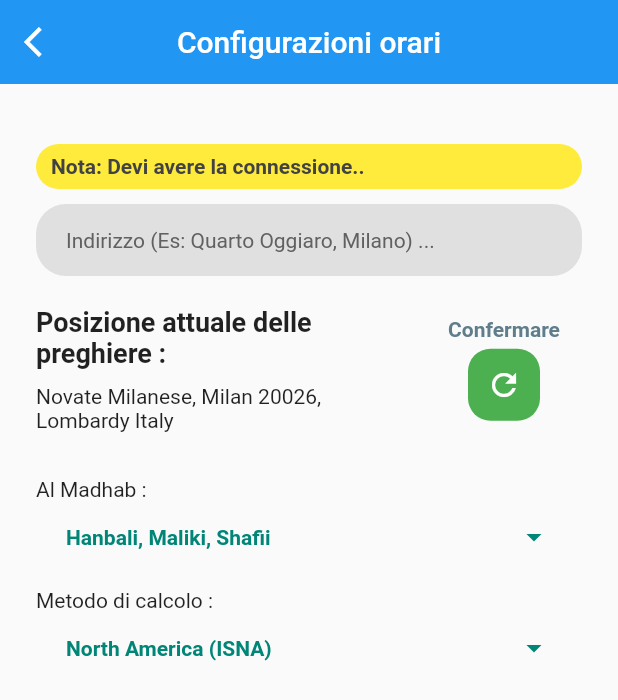
After one commit to Hazem-Mathbout/solidarieta-for-hazem, a Flutter app: the PrayerTimings screen opened directly, after a tap on the "edit" icon, on a phone screen of 412 x 824 dp. The commit adds this screen. Shown: the top 700 px of the screen. Run offline on Flutter 3.47's test engine with Material 2 defaults, Android fonts, the phone set to English and light mode, and no system bars; our stand-ins replace adhan, bottom_navy_bar, flutter_svg, flutter_switch, fluttericon, geocoding and 12 more; missing offline and left inert: arabic_numbers, flutter_polyline_points, flutter_qiblah, google_fonts_arabic, quran; accounts and stored records are empty.

Commit message:
last edites before adding notifications

```diff
--- a/lib/main.dart
+++ b/lib/main.dart
@@ -9,6 +9,7 @@ import 'package:solidarieta/src/core/providers/bottom_navbar_index.dart';
 import 'package:solidarieta/src/core/providers/mapProvider.dart';
 import 'package:solidarieta/src/core/providers/notificationsProvider.dart';
 import 'package:solidarieta/src/core/providers/times_provider.dart';
+import 'package:solidarieta/src/core/providers/prayers_configuration_provider.dart.dart';
 import 'package:solidarieta/src/core/screens/fixed_screens/splash_screen.dart';
 
 void main() async {
@@ -19,6 +20,7 @@ void main() async {
   await Hive.initFlutter(appDocPath);
   await Hive.openBox('onboarding');
   await Hive.openBox('notifications');
+  await Hive.openBox('prayers');
   // -------------- Hive -------------------
   runApp(
     MultiProvider(providers: [
@@ -26,6 +28,7 @@ void main() async {
       ChangeNotifierProvider(create: (context) => Times()),
       ChangeNotifierProvider(create: (context) => NotificationsProvider()),
       ChangeNotifierProvider(create: (context) => MapProvider()),
+      ChangeNotifierProvider(create: (context) => PrayerSettingsProvider()),
     ], child: MyApp()),
   );
 }
--- a/lib/src/core/components/widgets/end_drawer.dart
+++ b/lib/src/core/components/widgets/end_drawer.dart
@@ -1,7 +1,6 @@
 import 'package:flutter/cupertino.dart';
 import 'package:flutter/material.dart';
 import 'package:line_awesome_flutter/line_awesome_flutter.dart';
-import 'package:solidarieta/home.dart';
 import 'package:solidarieta/src/core/components/widgets/feature_indrawer.dart';
 
 class DrawerMenu extends StatefulWidget {
--- a/lib/src/core/components/widgets/home_prayers_table.dart
+++ b/lib/src/core/components/widgets/home_prayers_table.dart
@@ -4,10 +4,12 @@ import 'package:fluttericon/meteocons_icons.dart';
 import 'package:intl/intl.dart';
 import 'package:provider/provider.dart';
 import 'package:solidarieta/src/core/providers/times_provider.dart';
+import 'package:solidarieta/src/core/providers/prayers_configuration_provider.dart.dart';
 
 class Prayers extends StatelessWidget {
   @override
   Widget build(BuildContext context) {
+    var settings = Provider.of<PrayerSettingsProvider>(context, listen: true);
     return Container(
       decoration: BoxDecoration(
         color: Color.fromRGBO(0, 133, 119, 1),
@@ -68,8 +70,14 @@ class Prayers extends StatelessWidget {
                 ),
                 child: Padding(
                   padding: EdgeInsets.symmetric(horizontal: 12, vertical: 13),
-                  child: dayPrayers(data.getCurrentMonth(),
-                      data.getCurrentDay(), data.getCurrentYear()),
+                  child: dayPrayers(
+                      data.getCurrentMonth(),
+                      data.getCurrentDay(),
+                      data.getCurrentYear(),
+                      settings.getCurrentCalculationMethod(),
+                      settings.getCurrentMadhab(),
+                      settings.getCurrentLat(),
+                      settings.getCurrentLong()),
                 ),
               );
             },
@@ -84,7 +92,6 @@ aPrayer(String preghiera, String adhan, String attesa, IconData icon) {
   return Padding(
     padding: EdgeInsets.symmetric(vertical: 2.0, horizontal: 10),
     child: Container(
-      // height: 35,
       decoration: BoxDecoration(
         color: Color.fromRGBO(0, 133, 119, 1),
         borderRadius: BorderRadius.all(
@@ -142,11 +149,28 @@ aPrayer(String preghiera, String adhan, String attesa, IconData icon) {
   );
 }
 
-dayPrayers(int mmonth, int dday, int yyear) {
-  final coordinates = Coordinates(45.464664, 9.188540);
+dayPrayers(int mmonth, int dday, int yyear, int method, int madhab, double lat,
+    double long) {
+  List<CalculationMethod> methods = [
+    CalculationMethod.north_america,
+    CalculationMethod.dubai,
+    CalculationMethod.egyptian,
+    CalculationMethod.karachi,
+    CalculationMethod.kuwait,
+    CalculationMethod.moon_sighting_committee,
+    CalculationMethod.muslim_world_league,
+    CalculationMethod.qatar,
+    CalculationMethod.singapore,
+    CalculationMethod.tehran,
+    CalculationMethod.turkey,
+    CalculationMethod.umm_al_qura,
+  ];
+  List<Madhab> madhabs = [Madhab.shafi, Madhab.hanafi];
+
+  final coordinates = Coordinates(lat, long);
   final nyDate = DateComponents(yyear, mmonth, dday);
-  final nyParams = CalculationMethod.north_america.getParameters();
-  nyParams.madhab = Madhab.shafi;
+  final nyParams = methods[method].getParameters();
+  nyParams.madhab = madhabs[madhab];
   final nyPrayerTimes = PrayerTimes(coordinates, nyDate, nyParams);
 
   return Column(
--- a/lib/src/core/components/widgets/settings_drawer.dart
+++ b/lib/src/core/components/widgets/settings_drawer.dart
@@ -6,12 +6,17 @@ import 'package:solidarieta/src/core/screens/fixed_screens/aboutUs.dart';
 import 'package:solidarieta/src/core/screens/fixed_screens/informazioni.dart';
 import 'package:solidarieta/src/core/screens/fixed_screens/moscheaProgetto.dart';
 import 'package:solidarieta/src/core/screens/fixed_screens/notificationsSettings.dart';
+import 'package:solidarieta/src/core/screens/fixed_screens/prayers_time_configuration.dart';
 import 'package:url_launcher/url_launcher.dart';
 
 SetLink notifications = SetLink(
     text: 'Notifiche',
     icon: LineAwesomeIcons.globe_with_europe_shown,
     color: Colors.orange);
+SetLink configurazioniOrari = SetLink(
+    text: 'Configurazioni orari',
+    icon: LineAwesomeIcons.clock_1,
+    color: Colors.purple);
 
 SetLink aboutUs = SetLink(
   text: "Sull'Associazione",
@@ -178,6 +183,15 @@ class _TheDrawerState extends State<TheDrawer> {
                               onTap: () => Navigator.push(
                                   context,
                                   MaterialPageRoute(
+                                    builder: (context) =>
+                                        PrayersTimeConfigurations(),
+                                  )),
+                              child: configurazioniOrari,
+                            ),
+                            InkWell(
+                              onTap: () => Navigator.push(
+                                  context,
+                                  MaterialPageRoute(
                                     builder: (context) => AboutUs(),
                                   )),
                               child: aboutUs,
@@ -242,7 +256,7 @@ class _TheDrawerState extends State<TheDrawer> {
                         child: InkWell(
                           onTap: _launchMailClient,
                           child: Text(
-                            "Developer : idboubker1998@gmail.com",
+                            "Developer : abdell.contact@gmail.com",
                             textAlign: TextAlign.center,
                             textScaleFactor: 1.1,
                             style: TextStyle(
@@ -267,7 +281,9 @@ class _TheDrawerState extends State<TheDrawer> {
 }
 
 void _launchMailClient() async {
-  const mailUrl = 'mailto:smith@example.org?subject=Help&body=I%20need%20help!';
+  // %20
+  const mailUrl =
+      'mailto:abdell.contact@gmail.com?subject=Message%20from%20Solidarieta%20App%20user&body=Hello';
   try {
     await launch(mailUrl);
   } catch (e) {
--- /dev/null
+++ b/lib/src/core/providers/prayers_configuration_provider.dart.dart
@@ -0,0 +1,82 @@
+import 'package:flutter/material.dart';
+
+import 'package:hive/hive.dart';
+
+class PrayerSettingsProvider extends ChangeNotifier {
+  var settings = Hive.box('prayers');
+
+  int calculationMethod = 0;
+  int madhab = 0;
+  double lat = 45.533333;
+  double long = 9.133333;
+  String locationDesciption = "Novate Milanese, Milan 20026, Lombardy Italy";
+  getCurrentLocationDescription() {
+    if (settings.get('location_description') == null) {
+      settings.put('location_description', locationDesciption);
+      return locationDesciption;
+    } else {
+      return settings.get('location_description');
+    }
+  }
+
+  getCurrentCalculationMethod() {
+    if (settings.get('calculationMethod') == null) {
+      settings.put('calculationMethod', calculationMethod);
+      return calculationMethod;
+    } else {
+      return settings.get('calculationMethod');
+    }
+  }
+
+  getCurrentMadhab() {
+    if (settings.get('madhab') == null) {
+      settings.put('madhab', madhab);
+      return madhab;
+    } else {
+      return settings.get('madhab');
+    }
+  }
+
+  getCurrentLat() {
+    if (settings.get('latitude') == null) {
+      settings.put('latitude', lat);
+      return lat;
+    } else {
+      return settings.get('latitude');
+    }
+  }
+
+  getCurrentLong() {
+    if (settings.get('longitude') == null) {
+      settings.put('longitude', long);
+      return long;
+    } else {
+      return settings.get('longitude');
+    }
+  }
+
+  updateLocationDesciption(String text) {
+    settings.put('location_description', text);
+    notifyListeners();
+  }
+
+  updateCalculationMethod(int index) {
+    settings.put('calculationMethod', index);
+    notifyListeners();
+  }
+
+  updateMadhab(int index) {
+    settings.put('madhab', index);
+    notifyListeners();
+  }
+
+  updateLat(double newLat) {
+    settings.put('latitude', newLat);
+    notifyListeners();
+  }
+
+  updateLong(double newLong) {
+    settings.put('longitude', newLong);
+    notifyListeners();
+  }
+}
--- a/lib/src/core/screens/features_screens/children_space/youtube_videos_embedding.dart
+++ b/lib/src/core/screens/features_screens/children_space/youtube_videos_embedding.dart
@@ -5,7 +5,6 @@ import 'package:flutter/material.dart';
 import 'package:flutter/rendering.dart';
 import 'package:flutter/services.dart';
 import 'package:flutter/widgets.dart';
-import 'package:solidarieta/src/core/components/widgets/end_drawer.dart';
 
 import 'package:solidarieta/src/core/screens/features_screens/children_space/videos_lists.dart';
 
--- /dev/null
+++ b/lib/src/core/screens/fixed_screens/prayers_time_configuration.dart
@@ -0,0 +1,256 @@
+import 'package:flutter/material.dart';
+import 'package:flutter/widgets.dart';
+import 'package:geocoding/geocoding.dart';
+
+import 'package:provider/provider.dart';
+import 'package:solidarieta/src/core/providers/prayers_configuration_provider.dart.dart';
+
+class PrayersTimeConfigurations extends StatefulWidget {
+  const PrayersTimeConfigurations({Key key}) : super(key: key);
+
+  @override
+  _PrayersTimeConfigurationsState createState() =>
+      _PrayersTimeConfigurationsState();
+}
+
+class _PrayersTimeConfigurationsState extends State<PrayersTimeConfigurations> {
+  final TextEditingController _addressController = TextEditingController();
+
+  Map<String, int> madhabs = {
+    "Hanbali, Maliki, Shafii": 0,
+    "Hanafi": 1,
+  };
+  Map<String, int> methods = {
+    "North America (ISNA)": 0,
+    "Dubai": 1,
+    "Egypt": 2,
+    "Karachi": 3,
+    "Kuwait": 4,
+    "Moon Sighting Committee": 5,
+    "Muslim World League (MWL)": 6,
+    "Qatar": 7,
+    "Singapore": 8,
+    "University of Tehran": 9,
+    "Turkey": 10,
+    "Umm al-Qura (Makkah)": 11,
+  };
+
+  @override
+  Widget build(BuildContext context) {
+    var settings = Provider.of<PrayerSettingsProvider>(context, listen: true);
+    int initialMadhab = settings.getCurrentMadhab();
+    int initialMethod = settings.getCurrentCalculationMethod();
+    return Scaffold(
+      appBar: AppBar(
+        elevation: 0,
+        title: Text("Configurazioni orari"),
+        centerTitle: true,
+        leading: IconButton(
+          onPressed: () => Navigator.pop(context),
+          icon: const Icon(Icons.arrow_back_ios),
+        ),
+      ),
+      body: Padding(
+        padding: const EdgeInsets.symmetric(horizontal: 24),
+        child: Column(
+          crossAxisAlignment: CrossAxisAlignment.start,
+          mainAxisAlignment: MainAxisAlignment.start,
+          children: <Widget>[
+            const SizedBox(height: 40),
+            Container(
+              width: MediaQuery.of(context).size.height,
+              padding: const EdgeInsets.symmetric(horizontal: 10, vertical: 7),
+              decoration: BoxDecoration(
+                color: Colors.yellow[500],
+                borderRadius: const BorderRadius.all(Radius.circular(20)),
+              ),
+              child: Text(
+                'Nota: Devi avere la connessione..',
+                style: TextStyle(
+                  color: Colors.grey.shade800,
+                  fontWeight: FontWeight.bold,
+                ),
+              ),
+            ),
+            const SizedBox(height: 10),
+            Container(
+              padding: const EdgeInsets.symmetric(horizontal: 10),
+              decoration: BoxDecoration(
+                color: Colors.grey.shade300,
+                borderRadius: const BorderRadius.all(Radius.circular(20)),
+              ),
+              child: TextField(
+                autocorrect: false,
+                controller: _addressController,
+                style: Theme.of(context).textTheme.bodyText2,
+                decoration: InputDecoration(
+                  border: InputBorder.none,
+                  contentPadding: const EdgeInsets.all(10.0),
+                  hintText: 'Indirizzo (Es: Quarto Oggiaro, Milano) ...',
+                  hintStyle: TextStyle(color: Colors.grey.shade700),
+                ),
+                keyboardType: TextInputType.text,
+              ),
+            ),
+            const SizedBox(height: 20),
+            Row(
+              crossAxisAlignment: CrossAxisAlignment.center,
+              children: [
+                Expanded(
+                  flex: 5,
+                  child: SingleChildScrollView(
+                    child: Column(
+                      crossAxisAlignment: CrossAxisAlignment.start,
+                      children: [
+                        const Text(
+                          'Posizione attuale delle preghiere : ',
+                          style: TextStyle(
+                            fontWeight: FontWeight.bold,
+                            fontSize: 18,
+                          ),
+                        ),
+                        const SizedBox(height: 10),
+                        Container(
+                          padding: const EdgeInsets.only(right: 10),
+                          width: MediaQuery.of(context).size.width,
+                          child: Text(settings.getCurrentLocationDescription()),
+                        ),
+                      ],
+                    ),
+                  ),
+                ),
+                Expanded(
+                  flex: 2,
+                  child: Column(
+                    children: [
+                      const Text(
+                        "Confermare",
+                        style: TextStyle(
+                            fontWeight: FontWeight.bold,
+                            color: Colors.blueGrey),
+                      ),
+                      const SizedBox(height: 5),
+                      Container(
+                        decoration: const BoxDecoration(
+                            color: Colors.green,
+                            borderRadius: BorderRadius.all(
+                              Radius.circular(15),
+                            )),
+                        child: IconButton(
+                          color: Colors.white,
+                          icon: const Icon(Icons.refresh),
+                          onPressed: () {
+                            locationFromAddress(_addressController.text)
+                                .then((locations) async {
+                              String _output;
+                              if (locations.isNotEmpty) {
+                                double lat = locations[0].latitude;
+                                double long = locations[0].longitude;
+                                await placemarkFromCoordinates(lat, long)
+                                    .then((value) => {
+                                          if (value.isNotEmpty)
+                                            {
+                                              _output = value[0]
+                                                      .locality
+                                                      .toString() +
+                                                  ', ' +
+                                                  value[0]
+                                                      .postalCode
+                                                      .toString() +
+                                                  ', ' +
+                                                  value[0]
+                                                      .administrativeArea
+                                                      .toString() +
+                                                  ", " +
+                                                  value[0].country.toString(),
+                                              settings.updateLocationDesciption(
+                                                  _output),
+                                              settings.updateLat(lat),
+                                              settings.updateLong(long),
+                                            }
+                                        });
+                              }
+                            });
+                          },
+                        ),
+                      ),
+                    ],
+                  ),
+                ),
+              ],
+            ),
+            const SizedBox(height: 30),
+            const Text("Al Madhab : "),
+            // const SizedBox(height: 10),
+            Padding(
+              padding: const EdgeInsets.symmetric(horizontal: 20.0),
+              child: DropdownButton<int>(
+                underline: const SizedBox(),
+                isExpanded: true,
+                menuMaxHeight: 300,
+                iconEnabledColor: Theme.of(context).primaryColor,
+                iconDisabledColor: Theme.of(context).primaryColor,
+                elevation: 1,
+                style: TextStyle(
+                  color: Theme.of(context).primaryColor,
+                  fontWeight: FontWeight.bold,
+                ),
+                items: madhabs
+                    .map((description, value) {
+                      return MapEntry(
+                          description,
+                          DropdownMenuItem<int>(
+                            value: value,
+                            child: Text(description),
+                          ));
+                    })
+                    .values
+                    .toList(),
+                value: initialMadhab,
+                onChanged: (int newValue) {
+                  if (newValue != null) {
+                    settings.updateMadhab(newValue);
+                  }
+                },
+              ),
+            ),
+            const SizedBox(height: 10),
+            const Text("Metodo di calcolo : "),
+            Padding(
+              padding: const EdgeInsets.symmetric(horizontal: 20.0),
+              child: DropdownButton<int>(
+                underline: const SizedBox(),
+                isExpanded: true,
+                menuMaxHeight: 300,
+                iconDisabledColor: Theme.of(context).primaryColor,
+                iconEnabledColor: Theme.of(context).primaryColor,
+                elevation: 1,
+                style: TextStyle(
+                  color: Theme.of(context).primaryColor,
+                  fontWeight: FontWeight.bold,
+                ),
+                items: methods
+                    .map((description, value) {
+                      return MapEntry(
+                          description,
+                          DropdownMenuItem<int>(
+                            value: value,
+                            child: Text(description),
+                          ));
+                    })
+                    .values
+                    .toList(),
+                value: initialMethod,
+                onChanged: (int newValue) {
+                  if (newValue != null) {
+                    settings.updateCalculationMethod(newValue);
+                  }
+                },
+              ),
+            ),
+          ],
+        ),
+      ),
+    );
+  }
+}
--- a/lib/src/core/screens/the_main_screens/calendar_screen.dart
+++ b/lib/src/core/screens/the_main_screens/calendar_screen.dart
@@ -3,6 +3,7 @@ import 'package:flutter/material.dart';
 import 'package:intl/intl.dart';
 import 'package:provider/provider.dart';
 import 'package:solidarieta/src/core/components/widgets/date_in_italiano.dart';
+import 'package:solidarieta/src/core/providers/prayers_configuration_provider.dart.dart';
 import 'package:solidarieta/src/core/providers/times_provider.dart';
 
 class Calendar extends StatefulWidget {
@@ -16,6 +17,7 @@ class _CalendarState extends State<Calendar> {
   Widget build(BuildContext context) {
     int _currentMonthLength;
     monthFormat = DateFormat.MMMM('it');
+    var settings = Provider.of<PrayerSettingsProvider>(context, listen: true);
 
     return Scaffold(
       backgroundColor: Colors.white,
@@ -88,8 +90,14 @@ class _CalendarState extends State<Calendar> {
                   child: ListView.builder(
                       itemCount: _currentMonthLength,
                       itemBuilder: (context, index) {
-                        PrayerTimes day = dayPrayers(data.getCurrentMonth(),
-                            index + 1, data.getCurrentYear());
+                        PrayerTimes day = dayPrayers(
+                            data.getCurrentMonth(),
+                            index + 1,
+                            data.getCurrentYear(),
+                            settings.getCurrentCalculationMethod(),
+                            settings.getCurrentMadhab(),
+                            settings.getCurrentLat(),
+                            settings.getCurrentLong());
 
                         return rowee(index + 1, day.fajr, day.sunrise,
                             day.dhuhr, day.asr, day.maghrib, day.isha);
@@ -135,13 +143,29 @@ rowee(int day, DateTime fajr, DateTime shoruq, DateTime duhr, DateTime asr,
   );
 }
 
-PrayerTimes dayPrayers(int mmonth, int dday, int yyear) {
-  final milan = Coordinates(45.464664, 9.188540);
-  final nyUtcOffset = Duration(hours: 2);
+PrayerTimes dayPrayers(int mmonth, int dday, int yyear, int method, int madhab,
+    double lat, double long) {
+  List<CalculationMethod> methods = [
+    CalculationMethod.north_america,
+    CalculationMethod.dubai,
+    CalculationMethod.egyptian,
+    CalculationMethod.karachi,
+    CalculationMethod.kuwait,
+    CalculationMethod.moon_sighting_committee,
+    CalculationMethod.muslim_world_league,
+    CalculationMethod.qatar,
+    CalculationMethod.singapore,
+    CalculationMethod.tehran,
+    CalculationMethod.turkey,
+    CalculationMethod.umm_al_qura,
+  ];
+  List<Madhab> madhabs = [Madhab.shafi, Madhab.hanafi];
+
+  final milan = Coordinates(lat, long);
   final nyDate = DateComponents(yyear, mmonth, dday);
-  final nyParams = CalculationMethod.north_america.getParameters();
-  nyParams.madhab = Madhab.shafi;
-  return PrayerTimes(milan, nyDate, nyParams, utcOffset: nyUtcOffset);
+  final nyParams = methods[method].getParameters();
+  nyParams.madhab = madhabs[madhab];
+  return PrayerTimes(milan, nyDate, nyParams);
   // final nyPrayerTimes =
   //     PrayerTimes(milan, nyDate, nyParams, utcOffset: nyUtcOffset);
 }
--- a/lib/src/core/screens/the_main_screens/prayers_screen.dart
+++ b/lib/src/core/screens/the_main_screens/prayers_screen.dart
@@ -5,7 +5,9 @@ import 'package:flutter/material.dart';
 import 'package:provider/provider.dart';
 import 'package:solidarieta/src/core/components/widgets/date_in_italiano.dart';
 import 'package:solidarieta/src/core/components/widgets/home_prayers_table.dart';
+import 'package:solidarieta/src/core/providers/prayers_configuration_provider.dart.dart';
 import 'package:solidarieta/src/core/providers/times_provider.dart';
+import 'package:solidarieta/src/core/screens/fixed_screens/prayers_time_configuration.dart';
 
 class PrayerTimings extends StatelessWidget {
   @override
@@ -14,7 +16,7 @@ class PrayerTimings extends StatelessWidget {
     Timer.periodic(Duration(seconds: 1), (t) {
       time.updateTimes();
     });
-
+    var settings = Provider.of<PrayerSettingsProvider>(context, listen: true);
     return Scaffold(
       backgroundColor: Colors.white,
       body: Consumer<Times>(builder: (context, data, child) {
@@ -58,6 +60,50 @@ class PrayerTimings extends StatelessWidget {
               ),
               SizedBox(height: 30),
               Prayers(),
+              SizedBox(height: 10),
+              Container(
+                  padding: EdgeInsets.symmetric(vertical: 8, horizontal: 10),
+                  margin: EdgeInsets.all(10),
+                  decoration: BoxDecoration(
+                    color: Theme.of(context).primaryColor,
+                    borderRadius: BorderRadius.all(Radius.circular(15)),
+                  ),
+                  child: Row(
+                    mainAxisAlignment: MainAxisAlignment.spaceBetween,
+                    children: [
+                      Expanded(
+                        child: Text(
+                          settings.getCurrentLocationDescription(),
+                          maxLines: 1,
+                          overflow: TextOverflow.ellipsis,
+                          style: TextStyle(
+                            color: Colors.white,
+                            fontWeight: FontWeight.bold,
+                          ),
+                        ),
+                      ),
+                      InkWell(
+                        onTap: () => Navigator.push(
+                            context,
+                            MaterialPageRoute(
+                              builder: (context) => PrayersTimeConfigurations(),
+                            )),
+                        child: Container(
+                          padding: EdgeInsets.all(6),
+                          margin: EdgeInsets.only(left: 7),
+                          decoration: BoxDecoration(
+                            color: Colors.white,
+                            borderRadius: BorderRadius.all(Radius.circular(15)),
+                          ),
+                          child: Icon(
+                            Icons.edit,
+                            size: 15,
+                            color: Theme.of(context).primaryColor,
+                          ),
+                        ),
+                      ),
+                    ],
+                  )),
             ],
           ),
         );
--- a/pubspec.yaml
+++ b/pubspec.yaml
@@ -49,7 +49,8 @@ dependencies:
   google_fonts_arabic: ^1.1.7
   arabic_numbers: ^0.0.1
   # mapScreen
-  url_launcher: ^6.0.4
+  # url_launcher: ^6.0.4
+  url_launcher: ^6.0.10
   location: ^4.1.1
   flutter_polyline_points: ^1.0.0
 
@@ -67,6 +68,8 @@ dependencies:
   flutter_switch: ^0.3.1
 
   youtube_player_flutter: ^8.0.0
+
+  geocoding: ^2.0.1
 
 
 
```
Also changed, not shown: pubspec.lock, 3 other files.
